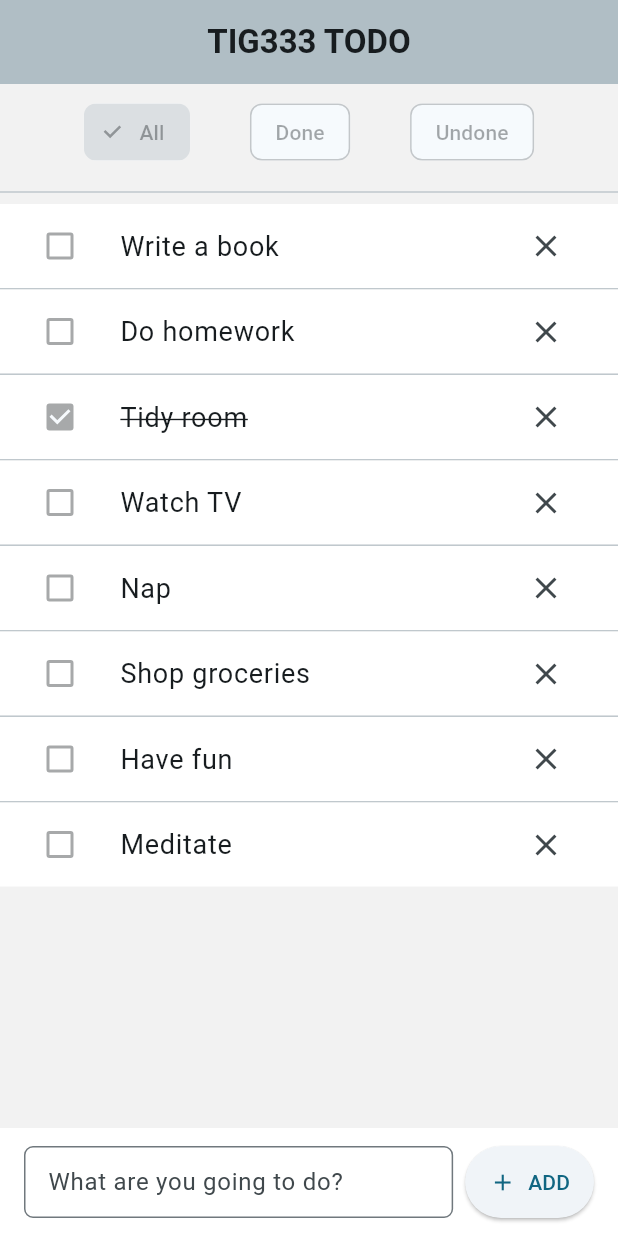
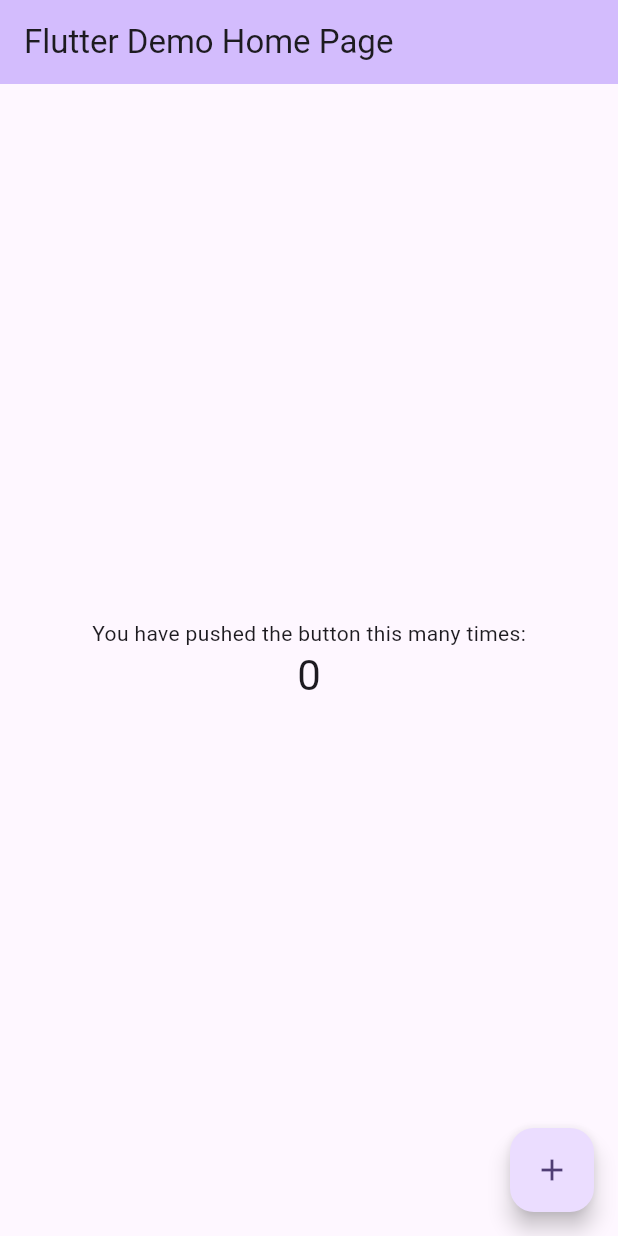
Before and after one commit to sameh-sag/gusalsagsa, a Flutter app: the screen it shows after launch, on a phone screen of 412 x 824 dp. Run offline on Flutter 3.47's test engine with Material 3 defaults, Android fonts, the phone set to English and light mode, and no system bars.

```diff
--- a/lib/main.dart
+++ b/lib/main.dart
@@ -1,155 +1,123 @@
 import 'package:flutter/material.dart';
 
 void main() {
-  runApp(const Tig333TodoApp());
+  runApp(MyApp());
 }
 
-class Tig333TodoApp extends StatelessWidget {
-  const Tig333TodoApp({super.key});
+class MyApp extends StatelessWidget {
+  MyApp({super.key});
 
+  // This widget is the root of your application.
   @override
   Widget build(BuildContext context) {
     return MaterialApp(
-      title: 'TIG333 TODO',
-      debugShowCheckedModeBanner: false,
+      title: 'Flutter Demo',
       theme: ThemeData(
+        // This is the theme of your application.
+        //
+        // TRY THIS: Try running your application with "flutter run". You'll see
+        // the application has a purple toolbar. Then, without quitting the app,
+        // try changing the seedColor in the colorScheme below to Colors.green
+        // and then invoke "hot reload" (save your changes or press the "hot
+        // reload" button in a Flutter-supported IDE, or press "r" if you used
+        // the command line to start the app).
+        //
+        // Notice that the counter didn't reset back to zero; the application
+        // state is not lost during the reload. To reset the state, use hot
+        // restart instead.
+        //
+        // This works for code too, not just values: Most code changes can be
+        // tested with just a hot reload.
+        colorScheme: ColorScheme.fromSeed(seedColor: Colors.deepPurple),
         useMaterial3: true,
-        colorSchemeSeed: Colors.blueGrey,
-        scaffoldBackgroundColor: const Color(0xFFF2F2F2),
       ),
-      home: const TodoListScreen(),
+      home: MyHomePage(title: 'Flutter Demo Home Page'),
     );
   }
 }
 
-class TodoListScreen extends StatelessWidget {
-  const TodoListScreen({super.key});
+class MyHomePage extends StatefulWidget {
+  MyHomePage({super.key, required this.title});
+
+  // This widget is the home page of your application. It is stateful, meaning
+  // that it has a State object (defined below) that contains fields that affect
+  // how it looks.
+
+  // This class is the configuration for the state. It holds the values (in this
+  // case the title) provided by the parent (in this case the App widget) and
+  // used by the build method of the State. Fields in a Widget subclass are
+  // always marked "final".
+
+  final String title;
+
+  @override
+  State<MyHomePage> createState() => _MyHomePageState();
+}
+
+class _MyHomePageState extends State<MyHomePage> {
+  int _counter = 0;
+
+  void _incrementCounter() {
+    setState(() {
+      // This call to setState tells the Flutter framework that something has
+      // changed in this State, which causes it to rerun the build method below
+      // so that the display can reflect the updated values. If we changed
+      // _counter without calling setState(), then the build method would not be
+      // called again, and so nothing would appear to happen.
+      _counter++;
+    });
+  }
 
   @override
   Widget build(BuildContext context) {
-    // Statisk lista som i figma
-    final todos = <_TodoRowData>[
-      _TodoRowData('Write a book', done: false),
-      _TodoRowData('Do homework', done: false),
-      _TodoRowData('Tidy room', done: true),
-      _TodoRowData('Watch TV', done: false),
-      _TodoRowData('Nap', done: false),
-      _TodoRowData('Shop groceries', done: false),
-      _TodoRowData('Have fun', done: false),
-      _TodoRowData('Meditate', done: false),
-    ];
-
+    // This method is rerun every time setState is called, for instance as done
+    // by the _incrementCounter method above.
+    //
+    // The Flutter framework has been optimized to make rerunning build methods
+    // fast, so that you can just rebuild anything that needs updating rather
+    // than having to individually change instances of widgets.
     return Scaffold(
       appBar: AppBar(
-        title: const Text(
-          'TIG333 TODO',
-          style: TextStyle(fontWeight: FontWeight.bold),
+        // TRY THIS: Try changing the color here to a specific color (to
+        // Colors.amber, perhaps?) and trigger a hot reload to see the AppBar
+        // change color while the other colors stay the same.
+        backgroundColor: Theme.of(context).colorScheme.inversePrimary,
+        // Here we take the value from the MyHomePage object that was created by
+        // the App.build method, and use it to set our appbar title.
+        title: Text(widget.title),
+      ),
+      body: Center(
+        // Center is a layout widget. It takes a single child and positions it
+        // in the middle of the parent.
+        child: Column(
+          // Column is also a layout widget. It takes a list of children and
+          // arranges them vertically. By default, it sizes itself to fit its
+          // children horizontally, and tries to be as tall as its parent.
+          //
+          // Column has various properties to control how it sizes itself and
+          // how it positions its children. Here we use mainAxisAlignment to
+          // center the children vertically; the main axis here is the vertical
+          // axis because Columns are vertical (the cross axis would be
+          // horizontal).
+          //
+          // TRY THIS: Invoke "debug painting" (choose the "Toggle Debug Paint"
+          // action in the IDE, or press "p" in the console), to see the
+          // wireframe for each widget.
+          mainAxisAlignment: MainAxisAlignment.center,
+          children: <Widget>[
+            Text('You have pushed the button this many times:'),
+            Text(
+              '$_counter',
+              style: Theme.of(context).textTheme.headlineMedium,
+            ),
+          ],
         ),
-        centerTitle: true,
-        backgroundColor: Colors.blueGrey.shade200,
       ),
-
-      body: Column(
-        children: [
-          // Filter-knappar
-          Padding(
-            padding: const EdgeInsets.symmetric(vertical: 8.0, horizontal: 16),
-            child: Row(
-              mainAxisAlignment: MainAxisAlignment.spaceEvenly,
-              children: [
-                ChoiceChip(
-                  label: const Text("All"),
-                  selected: true,
-                  onSelected: null,
-                ),
-                ChoiceChip(
-                  label: const Text("Done"),
-                  selected: false,
-                  onSelected: null,
-                ),
-                ChoiceChip(
-                  label: const Text("Undone"),
-                  selected: false,
-                  onSelected: null,
-                ),
-              ],
-            ),
-          ),
-
-          const Divider(),
-
-          // Lista med todos
-          Expanded(
-            child: ListView.separated(
-              itemCount: todos.length,
-              separatorBuilder: (_, __) => const Divider(height: 1),
-              itemBuilder: (context, index) {
-                final row = todos[index];
-                return Container(
-                  color: Colors.white,
-                  child: ListTile(
-                    leading: Checkbox(
-                      value: row.done,
-                      onChanged: null, // bara visuellt i steg 1
-                    ),
-                    title: Text(
-                      row.title,
-                      style: TextStyle(
-                        fontSize: 18,
-                        decoration: row.done ? TextDecoration.lineThrough : null,
-                      ),
-                    ),
-                    trailing: IconButton(
-                      onPressed: () {},
-                      icon: const Icon(Icons.close),
-                    ),
-                  ),
-                );
-              },
-            ),
-          ),
-
-          // Textfält + ADD-knapp längst ner
-          Container(
-            padding: const EdgeInsets.symmetric(horizontal: 16, vertical: 12),
-            color: Colors.white,
-            child: Row(
-              children: [
-                Expanded(
-                  child: TextField(
-                    decoration: InputDecoration(
-                      hintText: 'What are you going to do?',
-                      border: OutlineInputBorder(
-                        borderRadius: BorderRadius.circular(6),
-                      ),
-                      contentPadding: const EdgeInsets.symmetric(
-                        horizontal: 12,
-                        vertical: 8,
-                      ),
-                    ),
-                  ),
-                ),
-                const SizedBox(width: 8),
-                ElevatedButton.icon(
-                  onPressed: () {}, // ingen funktion ännu
-                  icon: const Icon(Icons.add),
-                  label: const Text("ADD"),
-                  style: ElevatedButton.styleFrom(
-                    padding: const EdgeInsets.symmetric(
-                        horizontal: 16, vertical: 14),
-                  ),
-                ),
-              ],
-            ),
-          ),
-        ],
-      ),
+      floatingActionButton: FloatingActionButton(
+        onPressed: _incrementCounter,
+        tooltip: 'Increment',
+        child: Icon(Icons.add),
+      ), // This trailing comma makes auto-formatting nicer for build methods.
     );
   }
 }
-
-class _TodoRowData {
-  final String title;
-  final bool done;
-  const _TodoRowData(this.title, {required this.done});
-}
```
